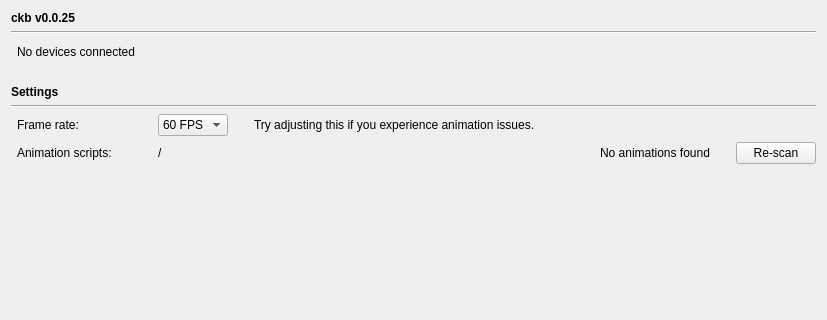
Qt form src/ckb/settingswidget.ui (ckb-next/ckb-next) before a commit; both pictures show x 0 to 827 and y 0 to 320 of the 827 by 619 pixel window.
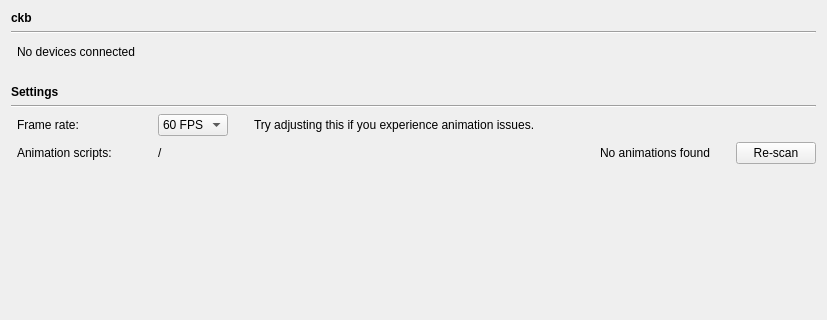
The same form after that commit.

Diff of the .ui file:
```diff
--- a/src/ckb/settingswidget.ui
+++ b/src/ckb/settingswidget.ui
@@ -23,7 +23,7 @@
       </font>
      </property>
      <property name="text">
-      <string>ckb v0.0.25</string>
+      <string>ckb</string>
      </property>
     </widget>
    </item>
```
Left out of the diff: 2 changed lines with no effect on the pictures.
